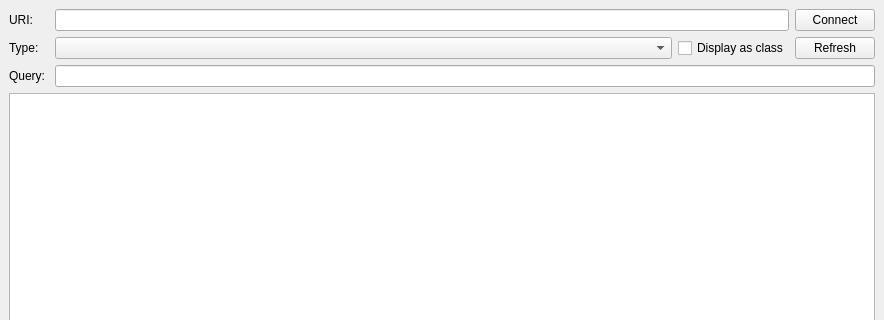
Old version of the form mincepy_gui/res/mainwindow.ui in the repository muhrin/mincepy_gui; both pictures show x 0 to 884 and y 0 to 320 of the 884 by 712 pixel window.
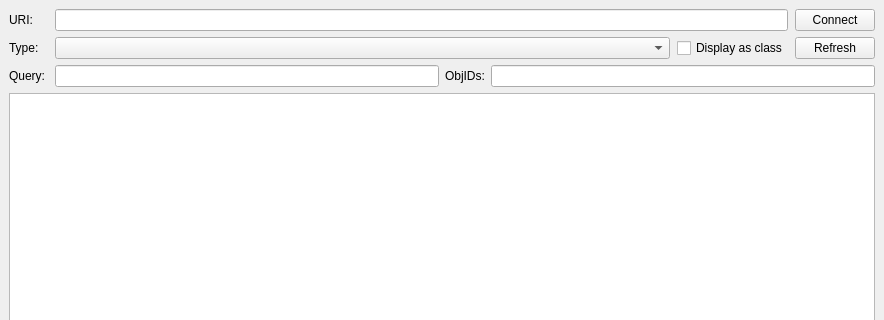
New version of the form.

```diff
--- a/mincepy_gui/res/mainwindow.ui
+++ b/mincepy_gui/res/mainwindow.ui
@@ -49,7 +49,7 @@
       <item row="1" column="1">
        <layout class="QHBoxLayout" name="horizontalLayout_5">
         <property name="spacing">
-         <number>-1</number>
+         <number>7</number>
         </property>
         <item>
          <widget class="QComboBox" name="type_filter">
@@ -111,12 +111,22 @@
         <item>
          <widget class="QLineEdit" name="query_line"/>
         </item>
+        <item>
+         <widget class="QLabel" name="obj_id_label">
+          <property name="text">
+           <string>ObjIDs:</string>
+          </property>
+         </widget>
+        </item>
+        <item>
+         <widget class="QLineEdit" name="obj_id_line"/>
+        </item>
        </layout>
       </item>
       <item row="0" column="1">
        <layout class="QHBoxLayout" name="horizontalLayout_3">
         <property name="spacing">
-         <number>-1</number>
+         <number>7</number>
         </property>
         <property name="topMargin">
          <number>0</number>
```
Left out of the diff: 9 changed lines with no effect on the pictures.
